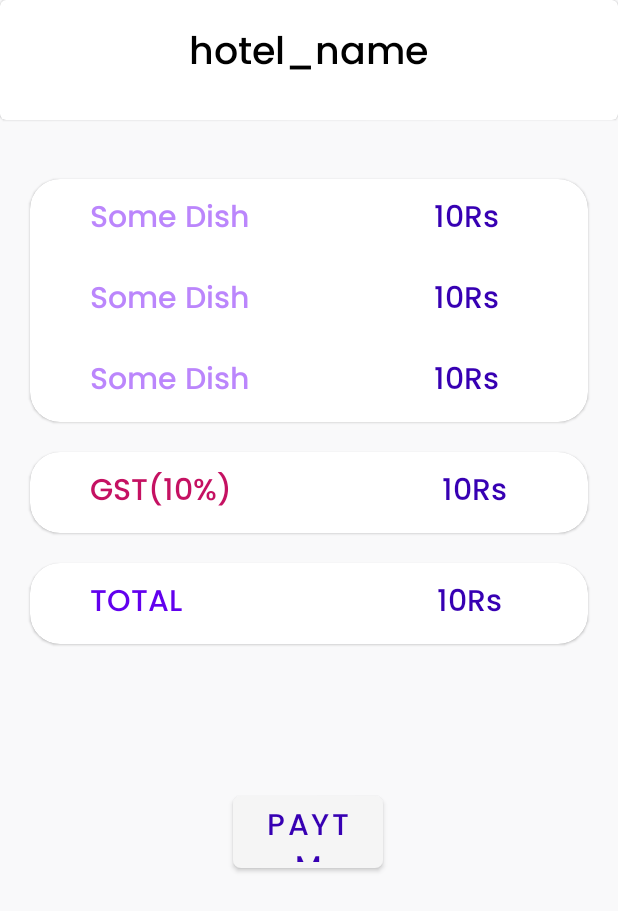
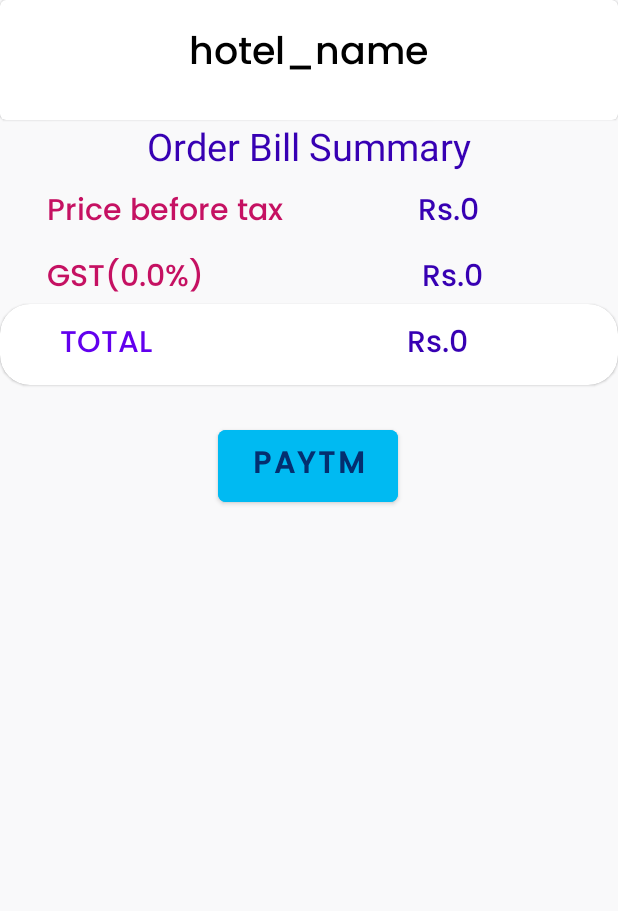
Before and after one commit to geek-lords/fine-dine-frontend, an Android app: the checkout screen opened directly, with no data from a screen before it, on a phone screen of 412 x 824 dp. Shown: the top 911 px of the screen. Run offline under Robolectric (Android 15) with nearby library versions, the phone set to English and light mode, and no system bars; network calls fail.

Commit message:
checkout page working

```diff
--- a/app/src/main/java/com/example/menu_card/checkout/checkout.java
+++ b/app/src/main/java/com/example/menu_card/checkout/checkout.java
@@ -1,16 +1,170 @@
 package com.example.menu_card.checkout;
 
+import androidx.appcompat.app.AlertDialog;
 import androidx.appcompat.app.AppCompatActivity;
+import androidx.appcompat.widget.LinearLayoutCompat;
+import androidx.core.content.ContextCompat;
+import androidx.core.content.res.ResourcesCompat;
 
+import android.annotation.SuppressLint;
+import android.content.Context;
+import android.database.Cursor;
+import android.graphics.Color;
+import android.graphics.Typeface;
 import android.os.Bundle;
+import android.view.Gravity;
+import android.view.View;
+import android.view.ViewGroup;
+import android.widget.LinearLayout;
+import android.widget.Toast;
 
+import com.example.menu_card.DB.DBHelper;
 import com.example.menu_card.R;
+import com.google.android.material.card.MaterialCardView;
+import com.google.android.material.textview.MaterialTextView;
+
+import org.json.JSONArray;
+import org.json.JSONException;
+import org.json.JSONObject;
+
+import java.io.BufferedReader;
+import java.io.File;
+import java.io.FileReader;
+import java.io.IOException;
+import java.text.DecimalFormat;
 
 public class checkout extends AppCompatActivity {
 
+    @SuppressLint({"RtlHardcoded", "SetTextI18n"})
     @Override
     protected void onCreate(Bundle savedInstanceState) {
         super.onCreate(savedInstanceState);
         setContentView(R.layout.activity_checkout);
+
+        // Create the card
+        LinearLayout linearLayout = findViewById(R.id.linear_bill_summary);
+
+        DBHelper DB = new DBHelper(this);
+        String order_id;
+        int total = 0;
+
+        try {
+            order_id = getKey(this, "order_id").trim();
+            Cursor cursor = DB.getAllOrderItems(order_id);
+
+
+            if (cursor.moveToFirst()) {
+                do {
+                    LinearLayout row = new LinearLayout(this);
+                    LinearLayout.LayoutParams params = new LinearLayout.LayoutParams(ViewGroup.LayoutParams.MATCH_PARENT, ViewGroup.LayoutParams.MATCH_PARENT);
+                    row.setLayoutParams(params);
+                    row.setWeightSum(3);
+
+                    String name = cursor.getString(cursor.getColumnIndex("name"));
+                    String quantity = cursor.getString(cursor.getColumnIndex("quantity"));
+                    String price = cursor.getString(cursor.getColumnIndex("price"));
+                    price = String.valueOf(Integer.parseInt(price)*Integer.parseInt(quantity));
+
+                    // Name
+                    MaterialTextView item_name = new MaterialTextView(this);
+                    item_name.setText(name);
+                    LinearLayout.LayoutParams params1= new LinearLayout.LayoutParams(400, ViewGroup.LayoutParams.WRAP_CONTENT);
+
+                    Typeface typeface = ResourcesCompat.getFont(this, R.font.poppins_medium);
+                    item_name.setTextAlignment(View.TEXT_ALIGNMENT_CENTER);
+                    item_name.setTypeface(typeface,Typeface.BOLD);
+                    item_name.setLayoutParams(params1);
+                    item_name.setTextColor(Color.BLACK);
+                    item_name.setTextSize(18);
+
+                    row.addView(item_name);
+
+                    // Quantity
+                    MaterialTextView item_quantity = new MaterialTextView(this);
+                    item_quantity.setText(quantity);
+                    LinearLayout.LayoutParams params2= new LinearLayout.LayoutParams(300, ViewGroup.LayoutParams.WRAP_CONTENT);
+                    params2.leftMargin = 10;
+                    Typeface typeface2 = ResourcesCompat.getFont(this, R.font.poppins_medium);
+                    item_quantity.setTextAlignment(View.TEXT_ALIGNMENT_CENTER);
+                    item_quantity.setTypeface(typeface2,Typeface.BOLD);
+                    item_quantity.setLayoutParams(params2);
+                    item_quantity.setTextColor(Color.BLACK);
+                    item_quantity.setTextSize(18);
+
+                    row.addView(item_quantity);
+
+                    //Price
+                    MaterialTextView item_price = new MaterialTextView(this);
+
+                    total += Integer.parseInt(price);
+
+                    item_price.setText("Rs."+price);
+                    LinearLayout.LayoutParams params3= new LinearLayout.LayoutParams(300, ViewGroup.LayoutParams.WRAP_CONTENT);
+                    //params3.weight = 1;
+                    Typeface typeface3 = ResourcesCompat.getFont(this, R.font.poppins_medium);
+                    item_price.setTextAlignment(View.TEXT_ALIGNMENT_CENTER);
+                    item_price.setTypeface(typeface3,Typeface.BOLD);
+                    item_price.setLayoutParams(params3);
+                    item_price.setTextColor(Color.BLACK);
+                    item_price.setTextSize(18);
+
+                    row.addView(item_price);
+
+                    linearLayout.addView(row);
+                } while (cursor.moveToNext());
+            }
+
+        } catch (IOException e) {
+            e.printStackTrace();
+        }
+
+        float tax_per = 0;
+        try {
+            tax_per = Float.parseFloat(getKey(this, "tax_percent"));
+        } catch (IOException e) {
+            e.printStackTrace();
+        }
+        float total_tax = (tax_per/100)*total;
+        float total_price = total_tax+total;
+
+        Toast.makeText(this, ""+tax_per+"\n"+total_tax+"\n"+total_price, Toast.LENGTH_SHORT).show();
+
+        MaterialTextView price_before_tax = findViewById(R.id.price_before_tax);
+        price_before_tax.setText("Rs."+total);
+
+        MaterialTextView gst_per = findViewById(R.id.gst_per);
+        gst_per.setText("GST("+tax_per+"%)");
+
+        MaterialTextView gst_price = findViewById(R.id.gst_price);
+        DecimalFormat df = new DecimalFormat();
+        df.setMaximumFractionDigits(2);
+        gst_price.setText("Rs."+df.format(total_tax));
+
+        MaterialTextView total_amount = findViewById(R.id.total_bill_amount);
+        total_amount.setText("Rs."+df.format(total_price));
+
+    }
+    public int dpToPixel(float dp) {
+        float density = this.getResources().getDisplayMetrics().density;
+        float pixel = dp * density;
+        return (int) pixel;
+    }
+
+    public static String getKey(Context context, String filename) throws IOException {
+        File file = new File(context.getFilesDir(), filename);
+        BufferedReader br = new BufferedReader(new FileReader(file));
+        try {
+            StringBuilder sb = new StringBuilder();
+            String line = br.readLine();
+
+            while (line != null) {
+                sb.append(line);
+                sb.append("\n");
+                line = br.readLine();
+            }
+            return sb.toString();
+        } finally {
+            br.close();
+        }
     }
 }
--- a/app/src/main/res/layout/activity_checkout.xml
+++ b/app/src/main/res/layout/activity_checkout.xml
@@ -2,9 +2,9 @@
 <androidx.constraintlayout.widget.ConstraintLayout xmlns:android="http://schemas.android.com/apk/res/android"
     xmlns:app="http://schemas.android.com/apk/res-auto"
     xmlns:tools="http://schemas.android.com/tools"
-    android:background="#F9F9FA"
     android:layout_width="match_parent"
     android:layout_height="match_parent"
+    android:background="#F9F9FA"
     tools:context=".checkout.checkout">
 
     <com.google.android.material.card.MaterialCardView
@@ -28,181 +28,117 @@
 
     </com.google.android.material.card.MaterialCardView>
 
-    <com.google.android.material.card.MaterialCardView
-        android:id="@+id/materialCardView"
-        android:layout_width="match_parent"
+    <TextView
+        android:id="@+id/textViewTitle"
+        android:layout_width="wrap_content"
         android:layout_height="wrap_content"
-        android:layout_margin="20dp"
-        app:cardCornerRadius="20dp"
-        app:layout_constraintBottom_toBottomOf="parent"
+        android:text="Order Bill Summary"
+        android:textColor="@color/purple_700"
+        android:textSize="25sp"
+        app:layout_constraintEnd_toEndOf="parent"
+        app:layout_constraintHorizontal_bias="0.5"
+        app:layout_constraintStart_toStartOf="parent"
+        app:layout_constraintTop_toBottomOf="@+id/cardView" />
+
+    <androidx.cardview.widget.CardView
+        android:id="@+id/cardView2"
+        android:layout_width="0dp"
+        android:layout_height="wrap_content"
+        app:layout_constrainedHeight="true"
         app:layout_constraintEnd_toEndOf="parent"
         app:layout_constraintStart_toStartOf="parent"
-        app:layout_constraintTop_toBottomOf="@+id/cardView"
-        app:layout_constraintVertical_bias="0.036">
+        app:layout_constraintTop_toBottomOf="@+id/textViewTitle">
 
-        <androidx.appcompat.widget.LinearLayoutCompat
-            android:layout_width="wrap_content"
+        <ScrollView
+            android:layout_width="match_parent"
+            android:layout_height="match_parent">
+
+            <LinearLayout
+                android:id="@+id/linear_bill_summary"
+                android:layout_width="match_parent"
                 android:layout_height="wrap_content"
                 android:orientation="vertical">
 
+            </LinearLayout>
+        </ScrollView>
+    </androidx.cardview.widget.CardView>
     <androidx.appcompat.widget.LinearLayoutCompat
-                android:layout_width="match_parent"
-                android:layout_height="match_parent"
+        android:id="@+id/linearLayoutCompat2"
+        android:layout_width="409dp"
+        android:layout_height="wrap_content"
         android:layout_margin="10dp"
-                android:orientation="horizontal">
+        android:layout_marginStart="1dp"
+        android:orientation="horizontal"
+        app:layout_constraintEnd_toEndOf="parent"
+        app:layout_constraintStart_toStartOf="parent"
+        app:layout_constraintTop_toBottomOf="@+id/cardView2">
 
         <com.google.android.material.textview.MaterialTextView
             android:layout_width="wrap_content"
             android:layout_height="wrap_content"
             android:layout_gravity="left"
             android:layout_marginStart="30dp"
-                    android:layout_marginEnd="140dp"
+            android:layout_marginEnd="90dp"
             android:fontFamily="@font/poppins_medium"
             android:maxLines="2"
-                    android:text="Some Dish          "
-                    android:textColor="@color/purple_200"
+            android:text="Price before tax"
+            android:textColor="#C51162"
             android:textSize="20sp" />
 
         <com.google.android.material.textview.MaterialTextView
+            android:id="@+id/price_before_tax"
             android:layout_width="wrap_content"
             android:layout_height="wrap_content"
-                    android:layout_marginStart="-70dp"
             android:fontFamily="@font/poppins_medium"
-                    android:text="10Rs"
+            android:text=""
             android:textColor="@color/purple_700"
             android:textSize="20sp" />
 
     </androidx.appcompat.widget.LinearLayoutCompat>
 
     <androidx.appcompat.widget.LinearLayoutCompat
-                android:layout_width="match_parent"
-                android:layout_height="match_parent"
+        android:id="@+id/linearLayoutCompat"
+        android:layout_width="409dp"
+        android:layout_height="wrap_content"
         android:layout_margin="10dp"
-                android:orientation="horizontal">
+        android:layout_marginStart="1dp"
+        android:orientation="horizontal"
+        app:layout_constraintEnd_toEndOf="parent"
+        app:layout_constraintStart_toStartOf="parent"
+        app:layout_constraintTop_toBottomOf="@+id/linearLayoutCompat2">
 
         <com.google.android.material.textview.MaterialTextView
+            android:id="@+id/gst_per"
             android:layout_width="wrap_content"
             android:layout_height="wrap_content"
             android:layout_gravity="left"
             android:layout_marginStart="30dp"
-                    android:layout_marginEnd="140dp"
+            android:layout_marginEnd="145dp"
             android:fontFamily="@font/poppins_medium"
             android:maxLines="2"
-                    android:text="Some Dish          "
-                    android:textColor="@color/purple_200"
+            android:text=""
+            android:textColor="#C51162"
             android:textSize="20sp" />
 
         <com.google.android.material.textview.MaterialTextView
+            android:id="@+id/gst_price"
             android:layout_width="wrap_content"
             android:layout_height="wrap_content"
-                    android:layout_marginStart="-70dp"
             android:fontFamily="@font/poppins_medium"
-                    android:text="10Rs"
+            android:text=""
             android:textColor="@color/purple_700"
             android:textSize="20sp" />
 
     </androidx.appcompat.widget.LinearLayoutCompat>
 
-            <androidx.appcompat.widget.LinearLayoutCompat
-                android:layout_width="match_parent"
-                android:layout_height="match_parent"
-                android:layout_margin="10dp"
-                android:orientation="horizontal">
-
-                <com.google.android.material.textview.MaterialTextView
-                    android:layout_width="wrap_content"
-                    android:layout_height="wrap_content"
-                    android:layout_gravity="left"
-                    android:layout_marginStart="30dp"
-                    android:layout_marginEnd="140dp"
-                    android:fontFamily="@font/poppins_medium"
-                    android:maxLines="2"
-                    android:text="Some Dish          "
-                    android:textColor="@color/purple_200"
-                    android:textSize="20sp" />
-
-                <com.google.android.material.textview.MaterialTextView
-                    android:layout_width="wrap_content"
-                    android:layout_height="wrap_content"
-                    android:layout_marginStart="-70dp"
-                    android:fontFamily="@font/poppins_medium"
-                    android:text="10Rs"
-                    android:textColor="@color/purple_700"
-                    android:textSize="20sp" />
-
-            </androidx.appcompat.widget.LinearLayoutCompat>
-
-        </androidx.appcompat.widget.LinearLayoutCompat>
-
-    </com.google.android.material.card.MaterialCardView>
-
-    <com.google.android.material.card.MaterialCardView
-        android:id="@+id/materialCardView2"
-        android:layout_width="match_parent"
-        android:layout_height="wrap_content"
-        android:layout_margin="20dp"
-        app:cardCornerRadius="20dp"
-        app:layout_constraintBottom_toBottomOf="parent"
-        app:layout_constraintEnd_toEndOf="parent"
-        app:layout_constraintStart_toStartOf="parent"
-        app:layout_constraintTop_toBottomOf="@+id/materialCardView"
-        app:layout_constraintVertical_bias="0.0">
-
-        <androidx.appcompat.widget.LinearLayoutCompat
-            android:layout_width="wrap_content"
-            android:layout_height="wrap_content"
-            android:orientation="vertical"
-            app:layout_constraintBottom_toBottomOf="parent"
-            app:layout_constraintEnd_toEndOf="parent"
-            app:layout_constraintHorizontal_bias="0.571"
-            app:layout_constraintStart_toStartOf="parent"
-            app:layout_constraintTop_toBottomOf="@+id/materialCardView"
-            app:layout_constraintVertical_bias="0.066">
-
-            <androidx.appcompat.widget.LinearLayoutCompat
-                android:layout_width="match_parent"
-                android:layout_height="match_parent"
-                android:layout_margin="10dp"
-                android:orientation="horizontal">
-
-                <com.google.android.material.textview.MaterialTextView
-                    android:layout_width="wrap_content"
-                    android:layout_height="wrap_content"
-                    android:layout_gravity="left"
-                    android:layout_marginStart="30dp"
-                    android:layout_marginEnd="140dp"
-                    android:fontFamily="@font/poppins_medium"
-                    android:maxLines="2"
-                    android:text="GST(10%)"
-                    android:textColor="#C51162"
-                    android:textSize="20sp" />
-
-                <com.google.android.material.textview.MaterialTextView
-                    android:layout_width="wrap_content"
-                    android:layout_height="wrap_content"
-                    android:fontFamily="@font/poppins_medium"
-                    android:text="10Rs"
-                    android:textColor="@color/purple_700"
-                    android:textSize="20sp" />
-
-            </androidx.appcompat.widget.LinearLayoutCompat>
-
-        </androidx.appcompat.widget.LinearLayoutCompat>
-
-    </com.google.android.material.card.MaterialCardView>
-
-
     <com.google.android.material.card.MaterialCardView
         android:id="@+id/materialCardView3"
         android:layout_width="match_parent"
         android:layout_height="wrap_content"
-        android:layout_margin="20dp"
         app:cardCornerRadius="20dp"
-        app:layout_constraintBottom_toBottomOf="parent"
         app:layout_constraintEnd_toEndOf="parent"
         app:layout_constraintStart_toStartOf="parent"
-        app:layout_constraintTop_toBottomOf="@+id/materialCardView2"
-        app:layout_constraintVertical_bias="0.0">
+        app:layout_constraintTop_toBottomOf="@+id/linearLayoutCompat">
 
         <androidx.appcompat.widget.LinearLayoutCompat
             android:layout_width="wrap_content"
@@ -234,10 +170,11 @@
                     android:textSize="20sp" />
 
                 <com.google.android.material.textview.MaterialTextView
+                    android:id="@+id/total_bill_amount"
                     android:layout_width="wrap_content"
                     android:layout_height="wrap_content"
                     android:fontFamily="@font/poppins_medium"
-                    android:text="10Rs"
+                    android:text=""
                     android:textColor="@color/purple_700"
                     android:textSize="20sp" />
 
@@ -247,21 +184,20 @@
 
     </com.google.android.material.card.MaterialCardView>
 
-
     <com.google.android.material.button.MaterialButton
-        android:layout_width="100dp"
-        android:layout_height="60dp"
+        android:layout_width="120sp"
+        android:layout_height="60sp"
+        android:layout_marginTop="24dp"
+        android:backgroundTint="#00baf2"
+        android:fontFamily="@font/poppins_medium"
         android:text="Paytm"
+        android:textColor="#042e6f"
         android:textSize="20sp"
+        android:textStyle="bold"
         app:cornerRadius="5dp"
-        android:textColor="@color/purple_700"
-        android:fontFamily="@font/poppins_medium"
-        app:layout_constraintBottom_toBottomOf="parent"
         app:layout_constraintEnd_toEndOf="parent"
         app:layout_constraintHorizontal_bias="0.498"
         app:layout_constraintStart_toStartOf="parent"
-        app:layout_constraintTop_toBottomOf="@+id/materialCardView3"
-        app:layout_constraintVertical_bias="0.284" />
-
+        app:layout_constraintTop_toBottomOf="@+id/materialCardView3" />
 
 </androidx.constraintlayout.widget.ConstraintLayout>
```
Also changed, not shown: app/src/main/java/com/example/menu_card/DB/DBHelper.java (+29 -20 lines), app/src/main/java/com/example/menu_card/order/BottomSheetOrderConfirmation.java (+83 -19 lines), app/src/main/java/com/example/menu_card/order/activity_make_order.java (+40 -4 lines). Lines whose indentation alone changed are shown as unchanged.
